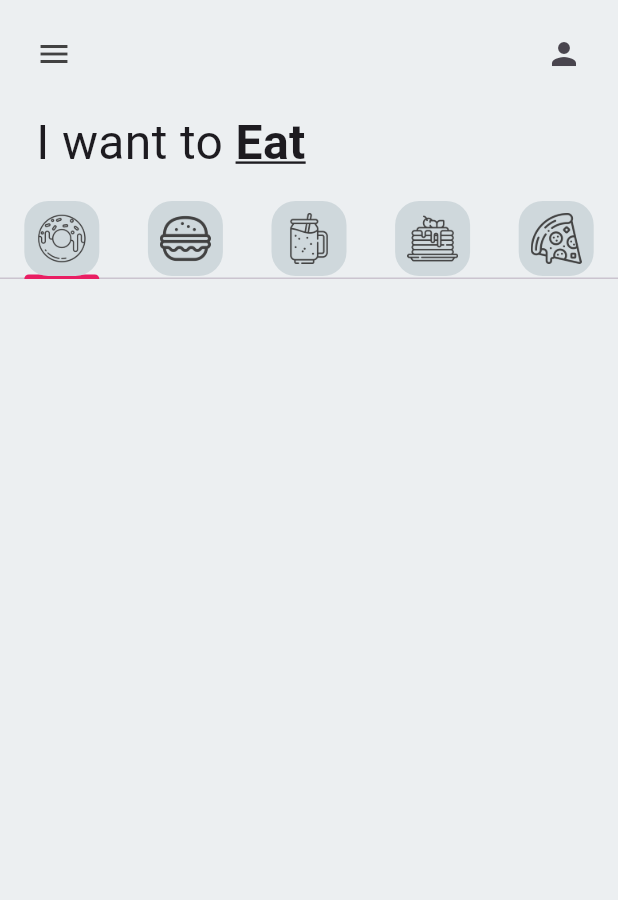
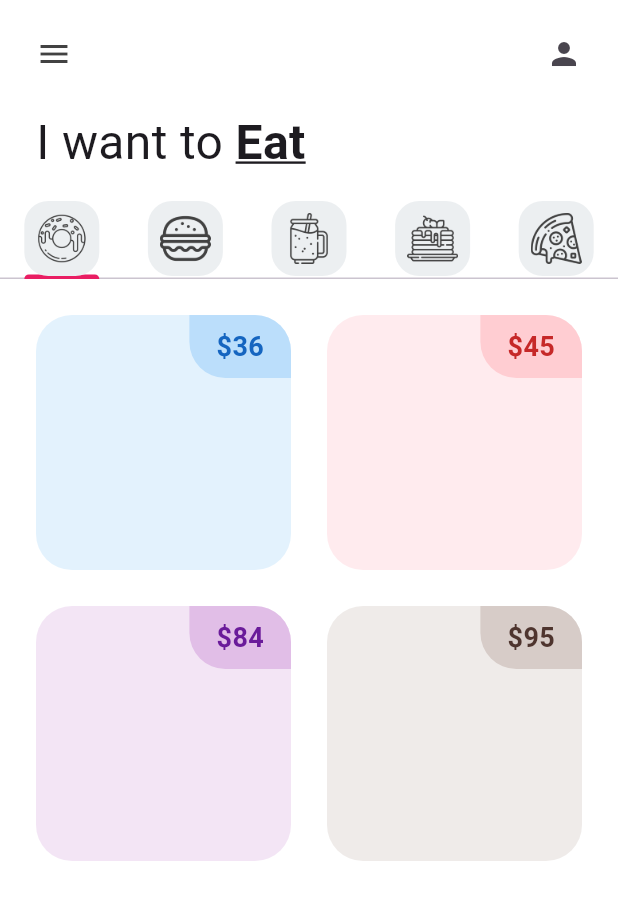
Before and after one commit to imVlado/donut_app_4sa, a Flutter app: the screen it shows after launch, on a phone screen of 412 x 824 dp. Shown: the top 900 px of the screen. Run offline on Flutter 3.47's test engine with Material 3 defaults, Android fonts, the phone set to English and light mode, and no system bars.

Commit message:
StartingDonutTile

```diff
--- a/lib/pages/home_page.dart
+++ b/lib/pages/home_page.dart
@@ -28,7 +28,7 @@
     return DefaultTabController(
       length: myTabs.length,
       child: Scaffold(
-        backgroundColor: Colors.blueGrey[50],
+        backgroundColor: Colors.white,
         appBar: AppBar(
            backgroundColor: Colors.transparent,
           //icono de a izquierda
--- a/lib/tabs/donut_tab.dart
+++ b/lib/tabs/donut_tab.dart
@@ -1,7 +1,18 @@
+import 'package:donut_app_4sa/utils/donut_tile.dart';
 import 'package:flutter/material.dart';
 
 class DonutTab extends StatelessWidget {
-  const DonutTab({super.key});
+
+    //list of donuts
+  final List donutsOnSale = [
+    // [ donutFlavor, donutPrice, donutColor, imageName ]
+    ["Ice Cream", "36", Colors.blue, "lib/images/icecream_donut.png"],
+    ["Strawberry", "45", Colors.red, "lib/images/strawberry_donut.png"],
+    ["Grape Ape", "84", Colors.purple, "lib/images/grape_donut.png"],
+    ["Choco", "95", Colors.brown, "lib/images/chocolate_donut.png"],
+    ];
+
+  DonutTab({super.key});
 
   @override
   Widget build(BuildContext context) {
@@ -12,10 +23,15 @@
         crossAxisCount: 2,
         ),
       //cuantos elementos
-      itemCount: 2,
+      itemCount: 4,
       padding : const EdgeInsets.all(12),
       itemBuilder: (context, index){
-        return;
+        return DonutTile(
+          donutFlavor: donutsOnSale[index][0],
+          donutPrice: donutsOnSale[index][1],
+          donutColor: donutsOnSale[index][2],
+          imageName: donutsOnSale[index][3],
+        );
       }
 
       );
--- /dev/null
+++ b/lib/utils/donut_tile.dart
@@ -0,0 +1,64 @@
+import 'package:flutter/material.dart';
+
+class DonutTile extends StatelessWidget {
+  final String donutFlavor;
+  final String donutPrice;
+  final dynamic donutColor;
+  final String imageName;
+
+  const DonutTile({super.key,
+  required this.donutPrice,
+  required this.donutColor,
+  required this.imageName,
+  required this.donutFlavor});
+
+  @override
+  Widget build(BuildContext context) {
+    return Padding(
+      padding: const EdgeInsets.all(12.0),
+      child: Container(
+        decoration: BoxDecoration(
+          color: donutColor[50],
+          borderRadius: BorderRadius.circular(24)),
+          child: Column(children: [
+              Row(
+                mainAxisAlignment: MainAxisAlignment.end,
+                children: [
+                  Container(
+                    decoration: BoxDecoration(
+                      color: donutColor[100],
+                      borderRadius: BorderRadius.only(
+                        bottomLeft: Radius.circular(24),
+                        topRight: Radius.circular(24),
+
+                      )
+
+                    ),
+                    padding: const EdgeInsets.symmetric(vertical: 8, horizontal: 18),
+
+                    child: Text(
+                      '\$$donutPrice',
+                      style: TextStyle(
+                        fontSize: 18,
+                        fontWeight: FontWeight.bold,
+                        color: donutColor[800],
+
+
+                      ),
+
+
+                    ),
+                  )
+
+              ])
+
+          ],)
+
+
+        ),
+
+
+      );
+
+  }
+}
--- a/lib/utils/my_tab.dart
+++ b/lib/utils/my_tab.dart
@@ -13,7 +13,7 @@
       child: Container(
         padding: const EdgeInsets.all(8),
         decoration: BoxDecoration(
-          color: Colors.blueGrey[100],
+          color: Colors.blueGrey[50],
           borderRadius: BorderRadius.circular(16)
           ),
 
```
